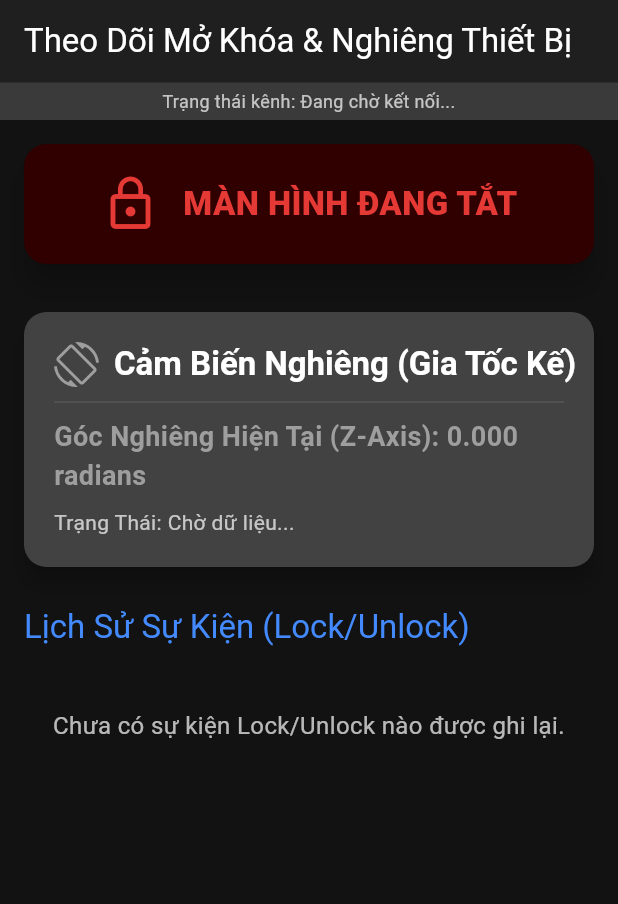
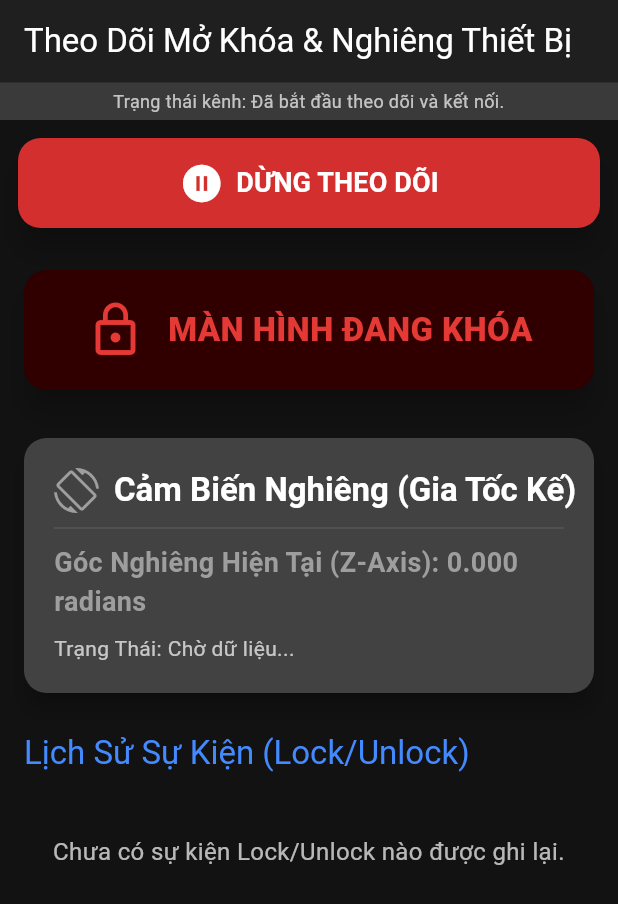
Before and after one commit to nguyenquangnam1988vt-eng/kethop, a Flutter app: the screen it shows after launch, on a phone screen of 412 x 824 dp. Shown: the top 904 px of the screen. Run offline on Flutter 3.47's test engine with Material 3 defaults, Android fonts, the phone set to English and light mode, and no system bars.

Commit message:
update something

```diff
--- a/lib/main.dart
+++ b/lib/main.dart
@@ -2,16 +2,18 @@
 import 'package:flutter/material.dart';
 import 'package:flutter/services.dart';
 import 'dart:async';
-import 'dart:convert'; // Để xử lý JSON
+import 'dart:convert';
+
+// Định nghĩa EventChannel để nhận luồng dữ liệu từ iOS
+const EventChannel _eventChannel = EventChannel('com.example.app/monitor_events');
+// Định nghĩa MethodChannel để gửi lệnh đến iOS (ví dụ: bắt đầu/dừng service nền)
+const MethodChannel _methodChannel = MethodChannel('com.example.app/background_service');
 
 void main() {
   runApp(const MyApp());
 }
 
-// Định nghĩa EventChannel để nhận luồng dữ liệu từ iOS
-const EventChannel _eventChannel = EventChannel('com.example.app/monitor_events');
-
-// --- Mô hình Dữ liệu (Dùng cho cả sự kiện Tilt và Lock) ---
+// --- Mô hình Dữ liệu ---
 class MonitorEvent {
   final String type; // 'LOCK_EVENT' hoặc 'TILT_EVENT'
   final String message;
@@ -27,15 +29,13 @@ class MonitorEvent {
     required this.timestamp,
   });
 
-  // Factory constructor để tạo đối tượng từ JSON (Map)
   factory MonitorEvent.fromJson(Map<String, dynamic> json) {
     return MonitorEvent(
       type: json['type'] as String,
       message: json['message'] as String,
       location: json['location'] as String?,
-      // Fix an toàn: Xử lý trường hợp tiltValue là int hoặc double
+      // FIX LỖI: Xử lý an toàn cho tiltValue (num -> double)
       tiltValue: (json['tiltValue'] as num?)?.toDouble(),
-      // Chuyển đổi timestamp từ mili giây (iOS gửi) sang DateTime
       timestamp: DateTime.fromMillisecondsSinceEpoch(json['timestamp'] as int),
     );
   }
@@ -55,7 +55,8 @@ class MyApp extends StatelessWidget {
         scaffoldBackgroundColor: const Color(0xFF121212), // Màu nền tối
         cardColor: const Color(0xFF1E1E1E), // Màu nền thẻ
 
-        // FIX LỖI: Sử dụng ThemeData.dark().textTheme để tương thích đa nền tảng
+        // FIX LỖI: Thay thế Typography.white bằng ThemeData.dark().textTheme
+        // Đảm bảo tương thích trên mọi nền tảng
         textTheme: ThemeData.dark().textTheme.apply(fontFamily: 'Roboto'),
 
         appBarTheme: const AppBarTheme(
@@ -72,7 +73,6 @@ class MyApp extends StatelessWidget {
   }
 }
 
-// --- MonitorScreen: Hiển thị cả 2 loại sự kiện ---
 class MonitorScreen extends StatefulWidget {
   const MonitorScreen({super.key});
 
@@ -81,52 +81,114 @@ class MonitorScreen extends StatefulWidget {
 }
 
 class _MonitorScreenState extends State<MonitorScreen> {
-  // Danh sách lưu trữ các sự kiện lịch sử (Lock/Unlock)
+  // State variables
   List<MonitorEvent> _historyEvents = [];
-  // Sự kiện Tilt (Nghiêng) mới nhất
   MonitorEvent? _latestTiltEvent;
+  String _connectionStatus = "Đang chờ kết nối...";
 
-  // Trạng thái khóa/mở màn hình hiện tại
-  bool _isScreenLocked = true; // Mặc định: màn hình tắt (Locked)
-
-  // Trạng thái kết nối kênh
-  String _connectionStatus = "Đang chờ kết nối...";
+  // --- BIẾN MỚI ---
+  bool _isMonitoringActive = false; // Trạng thái Bắt đầu/Dừng theo dõi
+  bool _isScreenLocked = true; // Mặc định là Khóa (Locked)
+  String? _warningStatus; // Cảnh báo vi phạm (null nếu không có)
+  StreamSubscription? _eventSubscription;
 
   @override
   void initState() {
     super.initState();
-    _startListeningToEvents();
+    // Bắt đầu lắng nghe sự kiện khi ứng dụng chạy lần đầu
+    _toggleMonitoring();
+  }
+
+  // --- LOGIC CHẠY ỨNG DỤNG DƯỚI NỀN (MethodChannel) ---
+  Future<void> _toggleMonitoring() async {
+    setState(() {
+      _isMonitoringActive = !_isMonitoringActive;
+    });
+
+    if (_isMonitoringActive) {
+      // 1. Gửi lệnh BẮT ĐẦU SERVICE NỀN đến Native (iOS)
+      try {
+        await _methodChannel.invokeMethod('startBackgroundService');
+        _startListeningToEvents();
+        setState(() => _connectionStatus = "Đã bắt đầu theo dõi và kết nối.");
+      } on PlatformException catch (e) {
+        setState(() {
+          _isMonitoringActive = false; // Thất bại thì dừng lại
+          _connectionStatus = "Lỗi khi bắt đầu dịch vụ nền: ${e.message}";
+        });
+      }
+    } else {
+      // 2. Gửi lệnh DỪNG SERVICE NỀN đến Native (iOS)
+      try {
+        await _methodChannel.invokeMethod('stopBackgroundService');
+        _stopListeningToEvents();
+        setState(() => _connectionStatus = "Đã dừng theo dõi.");
+      } on PlatformException catch (e) {
+        setState(() => _connectionStatus = "Lỗi khi dừng dịch vụ nền: ${e.message}");
+      }
+    }
   }
 
   void _startListeningToEvents() {
-    // Đăng ký lắng nghe EventChannel
-    _eventChannel.receiveBroadcastStream().listen(
+    // Ngăn chặn việc đăng ký lắng nghe nhiều lần
+    _eventSubscription?.cancel();
+
+    _eventSubscription = _eventChannel.receiveBroadcastStream().listen(
       _onEvent,
       onError: _onError,
       onDone: _onDone,
     );
   }
 
-  // Hàm xử lý khi nhận được dữ liệu từ iOS
+  void _stopListeningToEvents() {
+    _eventSubscription?.cancel();
+    _eventSubscription = null;
+  }
+
+  // --- LOGIC XỬ LÝ SỰ KIỆN VÀ CẢNH BÁO ---
+  void _checkAndSetWarning() {
+    // Điều kiện CẢNH BÁO (VI PHẠM):
+    // 1. Theo dõi đang BẬT (_isMonitoringActive)
+    // 2. Màn hình đang MỞ (!_isScreenLocked)
+    // 3. Góc nghiêng (tiltValue) < 70% (khoảng 0.7 radians)
+    // 4. Góc nghiêng (tiltValue) < 1.5 (dao động thấp, tức là thiết bị ổn định)
+
+    if (_isMonitoringActive && !_isScreenLocked) {
+      final double currentTilt = (_latestTiltEvent?.tiltValue ?? 0.0).abs();
+
+      // Giả sử 70% tilt value là 0.7 radians (do góc nghiêng thường đo bằng radians)
+      const double TILT_THRESHOLD = 0.7;
+      const double Z_FLUCTUATION_THRESHOLD = 1.5; // Giả sử đây là ngưỡng ổn định
+
+      if (currentTilt < TILT_THRESHOLD && currentTilt < Z_FLUCTUATION_THRESHOLD) {
+        // Nếu thiết bị được MỞ KHÓA và đang ở trạng thái KHÁ PHẲNG/ỔN ĐỊNH
+        _warningStatus = 'CẢNH BÁO VI PHẠM: Thiết bị mở khóa & Ổn Định (${currentTilt.toStringAsFixed(3)} rad)';
+      } else {
+        _warningStatus = null;
+      }
+    } else {
+      _warningStatus = null;
+    }
+  }
+
   void _onEvent(dynamic event) {
     setState(() {
       _connectionStatus = "Đã kết nối";
       try {
-        // Chuyển chuỗi JSON nhận được thành Map
         final Map<String, dynamic> data = jsonDecode(event as String);
         final monitorEvent = MonitorEvent.fromJson(data);
 
         if (monitorEvent.type == 'TILT_EVENT') {
-          // Cập nhật sự kiện nghiêng mới nhất (không lưu vào lịch sử)
           _latestTiltEvent = monitorEvent;
         } else {
-          // Lưu sự kiện Lock/Unlock vào lịch sử
           _historyEvents.insert(0, monitorEvent);
-
           // CẬP NHẬT TRẠNG THÁI KHÓA MÀN HÌNH
-          // Nếu message chứa 'Mở Khóa', tức là màn hình đang Mở (isLocked = false)
           _isScreenLocked = !monitorEvent.message.contains('Mở Khóa');
         }
+
+        // KIỂM TRA CẢNH BÁO sau khi cập nhật dữ liệu mới
+        _checkAndSetWarning();
+
       } catch (e) {
         _connectionStatus = "Lỗi phân tích JSON: $e";
         print('Error decoding JSON: $e, Raw event: $event');
@@ -134,7 +196,6 @@ class _MonitorScreenState extends State<MonitorScreen> {
     });
   }
 
-  // Hàm xử lý lỗi khi kênh truyền tin gặp sự cố
   void _onError(Object error) {
     setState(() {
       _connectionStatus = "Lỗi kết nối: ${error.toString()}";
@@ -142,24 +203,65 @@ class _MonitorScreenState extends State<MonitorScreen> {
     });
   }
 
-  // Hàm xử lý khi kênh truyền tin kết thúc (hiếm khi xảy ra)
   void _onDone() {
     setState(() {
       _connectionStatus = "Kênh truyền tin đã đóng.";
     });
   }
 
-  // --- WIDGET: HIỂN THỊ TRẠNG THÁI MỞ/TẮT MÀN HÌNH ---
+  @override
+  void dispose() {
+    _stopListeningToEvents();
+    // Đảm bảo MethodChannel được gọi để dừng service nếu đang chạy
+    if (_isMonitoringActive) {
+      _methodChannel.invokeMethod('stopBackgroundService').catchError((e) {
+        print('Error stopping background service on dispose: $e');
+      });
+    }
+    super.dispose();
+  }
+
+  // --- WIDGET: THẺ CẢNH BÁO VI PHẠM ---
+  Widget _buildWarningCard() {
+    if (_warningStatus == null) return Container();
+
+    return Card(
+      elevation: 10,
+      color: Colors.red.shade900,
+      shape: RoundedRectangleBorder(borderRadius: BorderRadius.circular(15)),
+      child: Padding(
+        padding: const EdgeInsets.all(20.0),
+        child: Row(
+          children: [
+            const Icon(Icons.warning_amber_rounded, color: Colors.white, size: 35),
+            const SizedBox(width: 15),
+            Expanded(
+              child: Text(
+                _warningStatus!,
+                style: const TextStyle(
+                  fontSize: 18,
+                  fontWeight: FontWeight.bold,
+                  color: Colors.white,
+                ),
+                maxLines: 2,
+                overflow: TextOverflow.ellipsis,
+              ),
+            ),
+          ],
+        ),
+      ),
+    );
+  }
+
+  // --- WIDGET: THẺ TRẠNG THÁI KHÓA MÀN HÌNH ---
   Widget _buildLockStatusCard() {
     final bool isLocked = _isScreenLocked;
-    // 'Tắt' khi bị khóa, 'Mở' khi mở khóa
-    final String statusText = isLocked ? 'MÀN HÌNH ĐANG TẮT' : 'MÀN HÌNH ĐANG MỞ';
+    final String statusText = isLocked ? 'MÀN HÌNH ĐANG KHÓA' : 'MÀN HÌNH ĐANG MỞ';
     final Color statusColor = isLocked ? Colors.red.shade600 : Colors.green.shade600;
     final IconData statusIcon = isLocked ? Icons.lock_outline : Icons.lock_open_rounded;
 
     return Card(
       elevation: 8,
-      // Đổi màu nền card dựa trên trạng thái (tối hơn)
       color: isLocked ? const Color(0xFF300000) : const Color(0xFF003000),
       shape: RoundedRectangleBorder(borderRadius: BorderRadius.circular(15)),
       child: Padding(
@@ -212,6 +314,7 @@ class _MonitorScreenState extends State<MonitorScreen> {
               children: [
                 Icon(Icons.screen_rotation, color: tiltColor, size: 30),
                 const SizedBox(width: 10),
+                // Fix cho TextTheme
                 Text(
                   'Cảm Biến Nghiêng (Gia Tốc Kế)',
                   style: Theme.of(context).textTheme.titleLarge?.copyWith(color: Colors.white, fontWeight: FontWeight.bold),
@@ -282,6 +385,10 @@ class _MonitorScreenState extends State<MonitorScreen> {
 
   @override
   Widget build(BuildContext context) {
+    // Sử dụng headline6 (đã bị deprecate) thay bằng titleLarge để tránh cảnh báo,
+    // nhưng giữ nguyên styling tương đương nếu được
+    final titleStyle = Theme.of(context).textTheme.titleLarge;
+
     return Scaffold(
       appBar: AppBar(
         title: const Text('Theo Dõi Mở Khóa & Nghiêng Thiết Bị'),
@@ -301,7 +408,40 @@ class _MonitorScreenState extends State<MonitorScreen> {
       ),
       body: CustomScrollView(
         slivers: [
-          // Hiển thị Trạng thái Mở/Tắt màn hình (vị trí nổi bật)
+          // Nút BẮT ĐẦU/DỪNG THEO DÕI
+          SliverToBoxAdapter(
+            child: Padding(
+              padding: const EdgeInsets.all(12.0),
+              child: ElevatedButton.icon(
+                onPressed: _toggleMonitoring,
+                icon: Icon(
+                  _isMonitoringActive ? Icons.pause_circle_filled : Icons.play_circle_fill,
+                  size: 30,
+                ),
+                label: Text(
+                  _isMonitoringActive ? 'DỪNG THEO DÕI' : 'BẮT ĐẦU THEO DÕI',
+                  style: const TextStyle(fontSize: 18, fontWeight: FontWeight.bold),
+                ),
+                style: ElevatedButton.styleFrom(
+                  backgroundColor: _isMonitoringActive ? Colors.red.shade700 : Colors.green.shade700,
+                  foregroundColor: Colors.white,
+                  padding: const EdgeInsets.symmetric(vertical: 15, horizontal: 20),
+                  shape: RoundedRectangleBorder(borderRadius: BorderRadius.circular(15)),
+                  elevation: 8,
+                ),
+              ),
+            ),
+          ),
+
+          // THẺ CẢNH BÁO VI PHẠM (nếu có)
+          SliverToBoxAdapter(
+            child: Padding(
+              padding: const EdgeInsets.symmetric(horizontal: 12.0),
+              child: _buildWarningCard(),
+            ),
+          ),
+
+          // THẺ TRẠNG THÁI KHÓA/MỞ
           SliverToBoxAdapter(
             child: Padding(
               padding: const EdgeInsets.all(12.0),
@@ -309,7 +449,7 @@ class _MonitorScreenState extends State<MonitorScreen> {
             ),
           ),
 
-          // Phần 1: Hiển thị Dữ liệu Nghiêng (Luôn cập nhật mới nhất)
+          // Dữ liệu Nghiêng (Tilt)
           SliverToBoxAdapter(
             child: Padding(
               padding: const EdgeInsets.all(12.0),
@@ -317,18 +457,18 @@ class _MonitorScreenState extends State<MonitorScreen> {
             ),
           ),
 
-          // Phần 2: Tiêu đề Lịch sử Lock/Unlock
+          // Tiêu đề Lịch sử Lock/Unlock
           SliverToBoxAdapter(
             child: Padding(
               padding: const EdgeInsets.only(left: 16.0, right: 16.0, top: 10.0, bottom: 8.0),
               child: Text(
                 'Lịch Sử Sự Kiện (Lock/Unlock)',
-                style: Theme.of(context).textTheme.titleLarge?.copyWith(color: Colors.blueAccent),
+                style: titleStyle?.copyWith(color: Colors.blueAccent),
               ),
             ),
           ),
 
-          // Phần 3: Danh sách Lịch sử Lock/Unlock
+          // Danh sách Lịch sử Lock/Unlock
           _historyEvents.isEmpty
               ? SliverToBoxAdapter(
                   child: Center(
```
